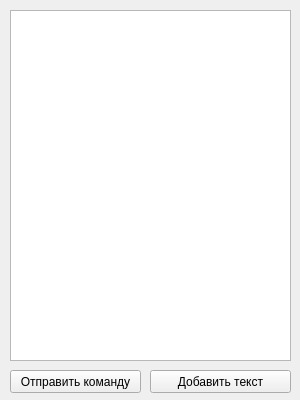
Qt form formats/F_TEST/f_test.ui (iambarsik/QtSTR) before a commit.
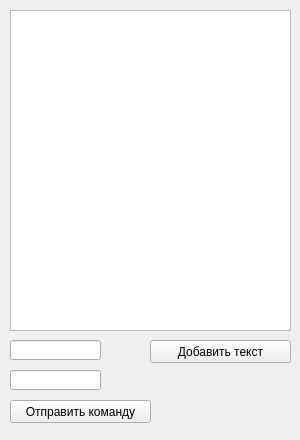
The same form after that commit.

```diff
--- a/formats/F_TEST/f_test.ui
+++ b/formats/F_TEST/f_test.ui
@@ -7,7 +7,7 @@
     <x>0</x>
     <y>0</y>
     <width>300</width>
-    <height>400</height>
+    <height>440</height>
    </rect>
   </property>
   <property name="minimumSize">
@@ -23,7 +23,7 @@
    <property name="geometry">
     <rect>
      <x>150</x>
-     <y>370</y>
+     <y>340</y>
      <width>141</width>
      <height>23</height>
     </rect>
@@ -38,7 +38,7 @@
      <x>10</x>
      <y>10</y>
      <width>281</width>
-     <height>351</height>
+     <height>321</height>
     </rect>
    </property>
   </widget>
@@ -46,8 +46,8 @@
    <property name="geometry">
     <rect>
      <x>10</x>
-     <y>370</y>
-     <width>131</width>
+     <y>400</y>
+     <width>141</width>
      <height>23</height>
     </rect>
    </property>
@@ -55,6 +55,26 @@
     <string>Отправить команду</string>
    </property>
   </widget>
+  <widget class="QLineEdit" name="ep1">
+   <property name="geometry">
+    <rect>
+     <x>10</x>
+     <y>340</y>
+     <width>91</width>
+     <height>20</height>
+    </rect>
+   </property>
+  </widget>
+  <widget class="QLineEdit" name="ep2">
+   <property name="geometry">
+    <rect>
+     <x>10</x>
+     <y>370</y>
+     <width>91</width>
+     <height>20</height>
+    </rect>
+   </property>
+  </widget>
  </widget>
  <resources/>
  <connections/>
```
